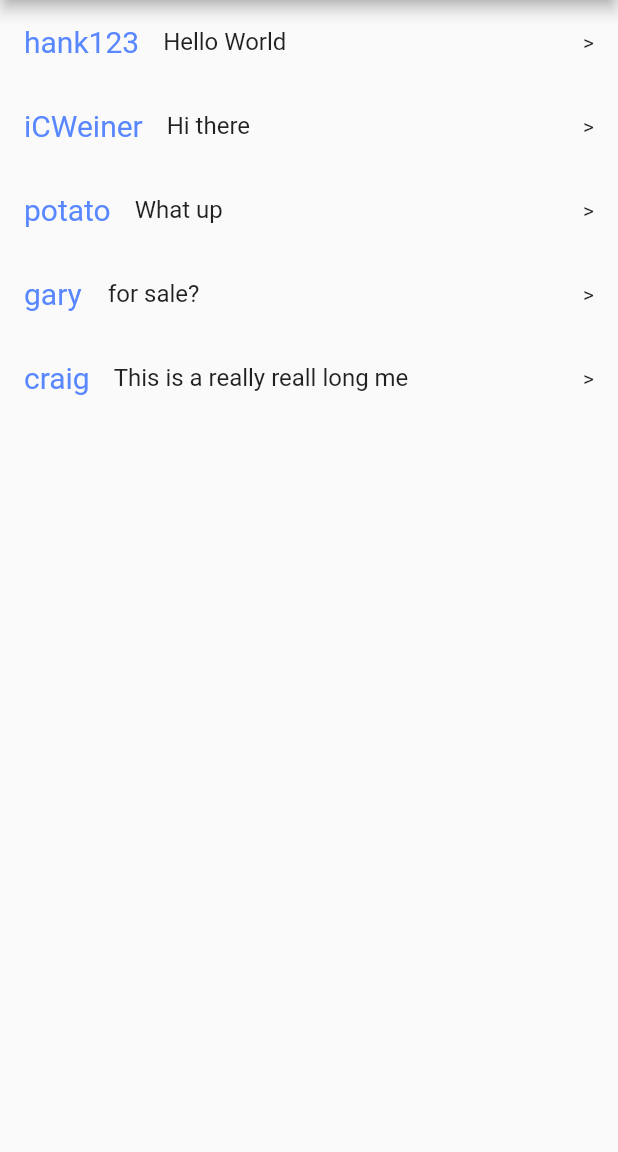
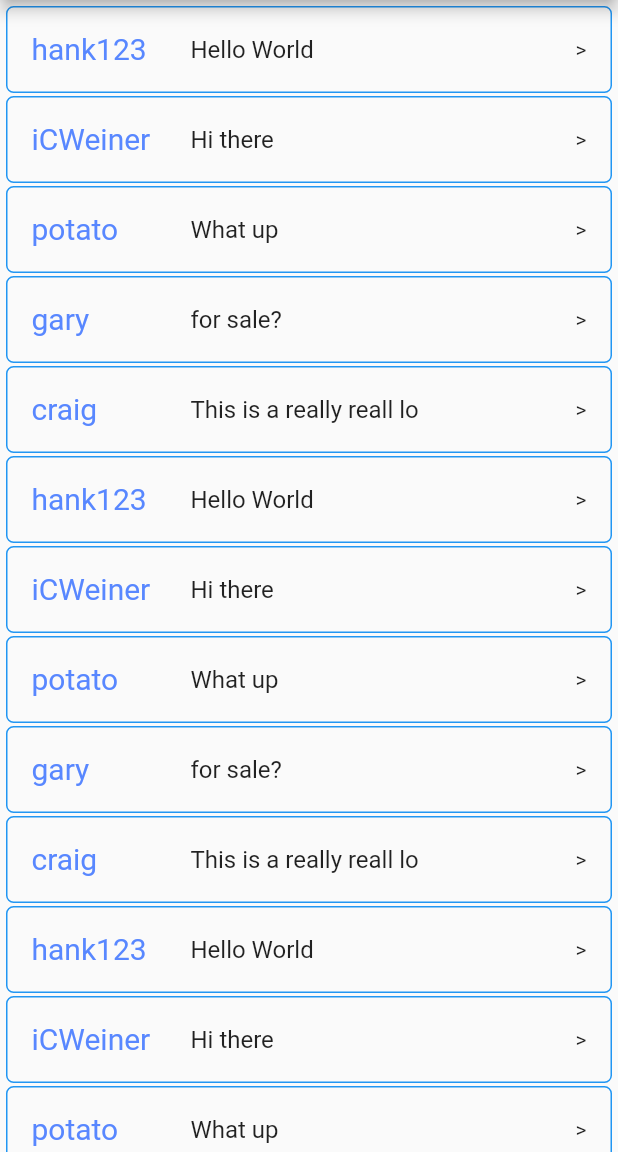
Before and after one commit to saveCraigslistTeam/craigslist, a Flutter app: the screen it shows after launch, on a phone screen of 412 x 824 dp, the part 84-1236 px from its top. Run offline on Flutter 3.47's test engine with Material 2 defaults, Android fonts, the phone set to English and light mode, and no system bars.

Commit message:
Added base styling for message list

```diff
--- a/lib/models/messages/dummy_data.dart
+++ b/lib/models/messages/dummy_data.dart
@@ -19,14 +19,21 @@ class MessageNode {
 }
 
 class DummyData {
-   final List<String> userIds = ['12345', '43214','47463','10092','32461'];
-   final List<String> receiverIds = ['hank123', 'iCWeiner','potato','gary', 'craig'];
-   final List<String> messages = ['Hello World', 'Hi there', 'What up', 'for sale?', 'This is a really reall long message like really reall really long'];
+   final List<String> userIds = ['12345', '43214','47463','10092','32461',
+                                 '12345', '43214','47463','10092','32461',
+                                 '12345', '43214','47463','10092','32461'];
+   final List<String> receiverIds = ['hank123', 'iCWeiner','potato','gary', 'craig',
+                                     'hank123', 'iCWeiner','potato','gary', 'craig',
+                                     'hank123', 'iCWeiner','potato','gary', 'craig',
+                                     ];
+   final List<String> messages = ['Hello World', 'Hi there', 'What up', 'for sale?', 'This is a really reall long message like really reall really long', 'Hello World', 'Hi there', 'What up', 'for sale?', 'This is a really reall long message like really reall really long',
+                                  'Hello World', 'Hi there', 'What up', 'for sale?', 'This is a really reall long message like really reall really long', 'Hello World', 'Hi there', 'What up', 'for sale?', 'This is a really reall long message like really reall really long',
+                                  'Hello World', 'Hi there', 'What up', 'for sale?', 'This is a really reall long message like really reall really long', 'Hello World', 'Hi there', 'What up', 'for sale?', 'This is a really reall long message like really reall really long',];
 
    List<MessageNode> get messageData {
      List<MessageNode> message = [];
 
-     for(int i = 0; i < 5; i++){
+     for(int i = 0; i < userIds.length; i++){
        message.add(MessageNode(userIds[i], receiverIds[i], messages[i]));
      }
 
--- a/lib/screens/messages/messages_group.dart
+++ b/lib/screens/messages/messages_group.dart
@@ -17,9 +17,12 @@ class MessagesGroup extends StatelessWidget{
           backgroundColor: Colors.white,
           centerTitle: true,
           ),
-        body: ListView.builder(
+        body: Padding(padding: const EdgeInsets.symmetric(horizontal: 2, vertical: 3),
+          child: ListView.builder(
             itemCount: getDummyData().messageLength,
-          itemBuilder: (_, index) => getListTile(index))
+            itemBuilder: (_, index) => getListTile(index)
+          )
+        )
       )
     );
   }
@@ -37,20 +40,24 @@ Widget appBarTitle(String title) {
 
 Widget getMessageUsername(int index) {
   return (
-    Text(
-      getDummyData().messageData[index].receiverId.length > 10 ?
-      getDummyData().messageData[index].receiverId.substring(0,10):
+    SizedBox(
+      width: 90,
+      child: Text(
+        getDummyData().messageData[index].receiverId.length > 8 ?
+        getDummyData().messageData[index].receiverId.substring(0,8):
         getDummyData().messageData[index].receiverId,
         style: const TextStyle(color: Color(0xff5887FF),
-                      fontSize: 20))
+                        fontSize: 20)
+        )
+      )
   );
 }
 
 Widget getMessageText(int index) {
   return (
     Row(children: [Text(
-      getDummyData().messageData[index].messageText.length > 30 ?
-      getDummyData().messageData[index].messageText.substring(0,30):
+      getDummyData().messageData[index].messageText.length > 25 ?
+      getDummyData().messageData[index].messageText.substring(0,25):
       getDummyData().messageData[index].messageText),
       ],)
   );
@@ -58,12 +65,19 @@ Widget getMessageText(int index) {
 
 Widget getListTile(int index) {
   return (
-    ListTile(
+    Padding(
+      padding: const EdgeInsets.symmetric(vertical: 1, horizontal: 2),
+      child: ListTile(
+          shape: RoundedRectangleBorder(side:
+            const BorderSide(color: Colors.blue, width: 1),
+              borderRadius: BorderRadius.circular(5)
+              ),
           leading: getMessageUsername(index),
           title: getMessageText(index),
           trailing: const Text(">"),
-              selectedColor: Colors.blue,
-              onTap: () => null)
+          focusColor: Colors.blue,
+          onTap: () => {})
+        )
     );
 }
 
```
Lines whose indentation alone changed are shown as unchanged.
